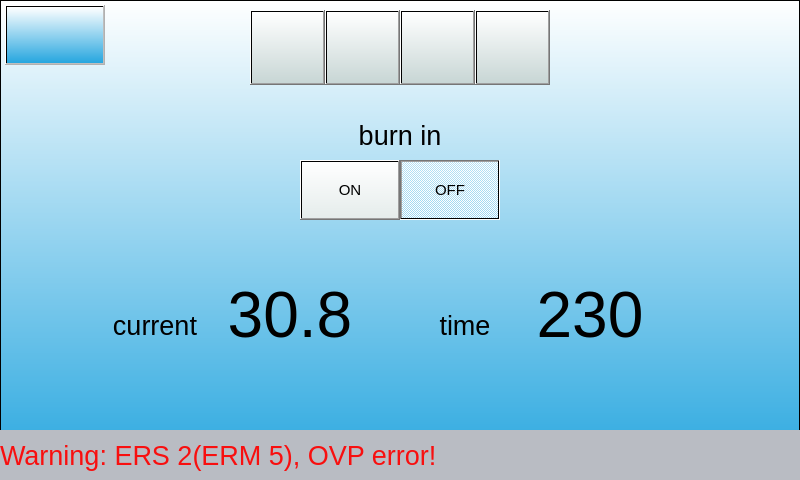
The window that mainwindow.ui (Keithsys730/ERC_UI_DEMO) describes before a commit, drawn with Qt 5.
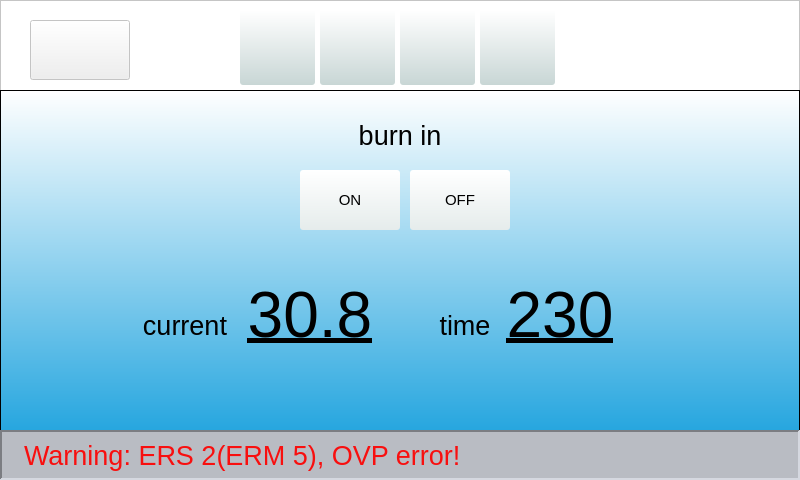
The same window after the commit. Icons and pictures are not drawn.

```diff
--- a/mainwindow.ui
+++ b/mainwindow.ui
@@ -49,7 +49,7 @@
    <widget class="QPushButton" name="settingButton">
     <property name="geometry">
      <rect>
-      <x>325</x>
+      <x>320</x>
       <y>10</y>
       <width>75</width>
       <height>75</height>
@@ -60,7 +60,8 @@
     </property>
     <property name="styleSheet">
      <string notr="true">image: url(:/buttonphotos/icon-setting.png);
-background-color: qlineargradient(spread:pad, x1:0, y1:1, x2:0, y2:0, stop:0 rgba(200, 214, 213, 255), stop:1 rgba(255, 255, 255, 255));</string>
+background-color: qlineargradient(spread:pad, x1:0, y1:1, x2:0, y2:0, stop:0 rgba(200, 214, 213, 255), stop:1 rgba(255, 255, 255, 255));
+border-radius:3px; </string>
     </property>
     <property name="text">
      <string/>
@@ -86,7 +87,8 @@
     </property>
     <property name="styleSheet">
      <string notr="true">image: url(:/buttonphotos/icon-data log.png);
-background-color: qlineargradient(spread:pad, x1:0, y1:1, x2:0, y2:0, stop:0 rgba(200, 214, 213, 255), stop:1 rgba(255, 255, 255, 255));</string>
+background-color: qlineargradient(spread:pad, x1:0, y1:1, x2:0, y2:0, stop:0 rgba(200, 214, 213, 255), stop:1 rgba(255, 255, 255, 255));
+border-radius:3px; </string>
     </property>
     <property name="text">
      <string/>
@@ -101,7 +103,7 @@
    <widget class="QPushButton" name="statusButton">
     <property name="geometry">
      <rect>
-      <x>250</x>
+      <x>240</x>
       <y>10</y>
       <width>75</width>
       <height>75</height>
@@ -112,7 +114,8 @@
     </property>
     <property name="styleSheet">
      <string notr="true">image: url(:/buttonphotos/icon-status.png);
-background-color: qlineargradient(spread:pad, x1:0, y1:1, x2:0, y2:0, stop:0 rgba(200, 214, 213, 255), stop:1 rgba(255, 255, 255, 255));</string>
+background-color: qlineargradient(spread:pad, x1:0, y1:1, x2:0, y2:0, stop:0 rgba(200, 214, 213, 255), stop:1 rgba(255, 255, 255, 255));
+border-radius:3px; </string>
     </property>
     <property name="text">
      <string/>
@@ -127,7 +130,7 @@
    <widget class="QPushButton" name="informationButton">
     <property name="geometry">
      <rect>
-      <x>475</x>
+      <x>480</x>
       <y>10</y>
       <width>75</width>
       <height>75</height>
@@ -138,7 +141,8 @@
     </property>
     <property name="styleSheet">
      <string notr="true">image: url(:/buttonphotos/icon-info.png);
-background-color: qlineargradient(spread:pad, x1:0, y1:1, x2:0, y2:0, stop:0 rgba(200, 214, 213, 255), stop:1 rgba(255, 255, 255, 255));</string>
+background-color: qlineargradient(spread:pad, x1:0, y1:1, x2:0, y2:0, stop:0 rgba(200, 214, 213, 255), stop:1 rgba(255, 255, 255, 255));
+border-radius:3px; </string>
     </property>
     <property name="text">
      <string/>
@@ -174,292 +178,6 @@
      <set>Qt::AlignCenter</set>
     </property>
    </widget>
-   <widget class="QPushButton" name="burnOnButton">
-    <property name="geometry">
-     <rect>
-      <x>300</x>
-      <y>160</y>
-      <width>100</width>
-      <height>60</height>
-     </rect>
-    </property>
-    <property name="palette">
-     <palette>
-      <active>
-       <colorrole role="Button">
-        <brush brushstyle="LinearGradientPattern">
-         <gradient startx="0.000000000000000" starty="1.000000000000000" endx="0.000000000000000" endy="0.000000000000000" type="LinearGradient" spread="PadSpread" coordinatemode="ObjectBoundingMode">
-          <gradientstop position="0.000000000000000">
-           <color alpha="255">
-            <red>229</red>
-            <green>236</green>
-            <blue>235</blue>
-           </color>
-          </gradientstop>
-          <gradientstop position="1.000000000000000">
-           <color alpha="255">
-            <red>255</red>
-            <green>255</green>
-            <blue>255</blue>
-           </color>
-          </gradientstop>
-         </gradient>
-        </brush>
-       </colorrole>
-       <colorrole role="Base">
-        <brush brushstyle="LinearGradientPattern">
-         <gradient startx="0.000000000000000" starty="1.000000000000000" endx="0.000000000000000" endy="0.000000000000000" type="LinearGradient" spread="PadSpread" coordinatemode="ObjectBoundingMode">
-          <gradientstop position="0.000000000000000">
-           <color alpha="255">
-            <red>229</red>
-            <green>236</green>
-            <blue>235</blue>
-           </color>
-          </gradientstop>
-          <gradientstop position="1.000000000000000">
-           <color alpha="255">
-            <red>255</red>
-            <green>255</green>
-            <blue>255</blue>
-           </color>
-          </gradientstop>
-         </gradient>
-        </brush>
-       </colorrole>
-       <colorrole role="Window">
-        <brush brushstyle="LinearGradientPattern">
-         <gradient startx="0.000000000000000" starty="1.000000000000000" endx="0.000000000000000" endy="0.000000000000000" type="LinearGradient" spread="PadSpread" coordinatemode="ObjectBoundingMode">
-          <gradientstop position="0.000000000000000">
-           <color alpha="255">
-            <red>229</red>
-            <green>236</green>
-            <blue>235</blue>
-           </color>
-          </gradientstop>
-          <gradientstop position="1.000000000000000">
-           <color alpha="255">
-            <red>255</red>
-            <green>255</green>
-            <blue>255</blue>
-           </color>
-          </gradientstop>
-         </gradient>
-        </brush>
-       </colorrole>
-       <colorrole role="Highlight">
-        <brush brushstyle="SolidPattern">
-         <color alpha="255">
-          <red>11</red>
-          <green>94</green>
-          <blue>241</blue>
-         </color>
-        </brush>
-       </colorrole>
-      </active>
-      <inactive>
-       <colorrole role="Button">
-        <brush brushstyle="LinearGradientPattern">
-         <gradient startx="0.000000000000000" starty="1.000000000000000" endx="0.000000000000000" endy="0.000000000000000" type="LinearGradient" spread="PadSpread" coordinatemode="ObjectBoundingMode">
-          <gradientstop position="0.000000000000000">
-           <color alpha="255">
-            <red>229</red>
-            <green>236</green>
-            <blue>235</blue>
-           </color>
-          </gradientstop>
-          <gradientstop position="1.000000000000000">
-           <color alpha="255">
-            <red>255</red>
-            <green>255</green>
-            <blue>255</blue>
-           </color>
-          </gradientstop>
-         </gradient>
-        </brush>
-       </colorrole>
-       <colorrole role="Base">
-        <brush brushstyle="LinearGradientPattern">
-         <gradient startx="0.000000000000000" starty="1.000000000000000" endx="0.000000000000000" endy="0.000000000000000" type="LinearGradient" spread="PadSpread" coordinatemode="ObjectBoundingMode">
-          <gradientstop position="0.000000000000000">
-           <color alpha="255">
-            <red>229</red>
-            <green>236</green>
-            <blue>235</blue>
-           </color>
-          </gradientstop>
-          <gradientstop position="1.000000000000000">
-           <color alpha="255">
-            <red>255</red>
-            <green>255</green>
-            <blue>255</blue>
-           </color>
-          </gradientstop>
-         </gradient>
-        </brush>
-       </colorrole>
-       <colorrole role="Window">
-        <brush brushstyle="LinearGradientPattern">
-         <gradient startx="0.000000000000000" starty="1.000000000000000" endx="0.000000000000000" endy="0.000000000000000" type="LinearGradient" spread="PadSpread" coordinatemode="ObjectBoundingMode">
-          <gradientstop position="0.000000000000000">
-           <color alpha="255">
-            <red>229</red>
-            <green>236</green>
-            <blue>235</blue>
-           </color>
-          </gradientstop>
-          <gradientstop position="1.000000000000000">
-           <color alpha="255">
-            <red>255</red>
-            <green>255</green>
-            <blue>255</blue>
-           </color>
-          </gradientstop>
-         </gradient>
-        </brush>
-       </colorrole>
-       <colorrole role="Highlight">
-        <brush brushstyle="SolidPattern">
-         <color alpha="255">
-          <red>11</red>
-          <green>94</green>
-          <blue>241</blue>
-         </color>
-        </brush>
-       </colorrole>
-      </inactive>
-      <disabled>
-       <colorrole role="Button">
-        <brush brushstyle="LinearGradientPattern">
-         <gradient startx="0.000000000000000" starty="1.000000000000000" endx="0.000000000000000" endy="0.000000000000000" type="LinearGradient" spread="PadSpread" coordinatemode="ObjectBoundingMode">
-          <gradientstop position="0.000000000000000">
-           <color alpha="255">
-            <red>229</red>
-            <green>236</green>
-            <blue>235</blue>
-           </color>
-          </gradientstop>
-          <gradientstop position="1.000000000000000">
-           <color alpha="255">
-            <red>255</red>
-            <green>255</green>
-            <blue>255</blue>
-           </color>
-          </gradientstop>
-         </gradient>
-        </brush>
-       </colorrole>
-       <colorrole role="Base">
-        <brush brushstyle="LinearGradientPattern">
-         <gradient startx="0.000000000000000" starty="1.000000000000000" endx="0.000000000000000" endy="0.000000000000000" type="LinearGradient" spread="PadSpread" coordinatemode="ObjectBoundingMode">
-          <gradientstop position="0.000000000000000">
-           <color alpha="255">
-            <red>229</red>
-            <green>236</green>
-            <blue>235</blue>
-           </color>
-          </gradientstop>
-          <gradientstop position="1.000000000000000">
-           <color alpha="255">
-            <red>255</red>
-            <green>255</green>
-            <blue>255</blue>
-           </color>
-          </gradientstop>
-         </gradient>
-        </brush>
-       </colorrole>
-       <colorrole role="Window">
-        <brush brushstyle="LinearGradientPattern">
-         <gradient startx="0.000000000000000" starty="1.000000000000000" endx="0.000000000000000" endy="0.000000000000000" type="LinearGradient" spread="PadSpread" coordinatemode="ObjectBoundingMode">
-          <gradientstop position="0.000000000000000">
-           <color alpha="255">
-            <red>229</red>
-            <green>236</green>
-            <blue>235</blue>
-           </color>
-          </gradientstop>
-          <gradientstop position="1.000000000000000">
-           <color alpha="255">
-            <red>255</red>
-            <green>255</green>
-            <blue>255</blue>
-           </color>
-          </gradientstop>
-         </gradient>
-        </brush>
-       </colorrole>
-       <colorrole role="Highlight">
-        <brush brushstyle="SolidPattern">
-         <color alpha="255">
-          <red>217</red>
-          <green>217</green>
-          <blue>217</blue>
-         </color>
-        </brush>
-       </colorrole>
-      </disabled>
-     </palette>
-    </property>
-    <property name="font">
-     <font>
-      <pointsize>11</pointsize>
-     </font>
-    </property>
-    <property name="focusPolicy">
-     <enum>Qt::NoFocus</enum>
-    </property>
-    <property name="styleSheet">
-     <string notr="true">background-color: qlineargradient(spread:pad, x1:0, y1:1, x2:0, y2:0, stop:0 rgba(229, 236, 235, 255), stop:1 rgba(255, 255, 255, 255));</string>
-    </property>
-    <property name="text">
-     <string>ON</string>
-    </property>
-    <property name="checkable">
-     <bool>true</bool>
-    </property>
-    <property name="checked">
-     <bool>false</bool>
-    </property>
-    <property name="autoExclusive">
-     <bool>true</bool>
-    </property>
-   </widget>
-   <widget class="QPushButton" name="burnOffButton">
-    <property name="geometry">
-     <rect>
-      <x>400</x>
-      <y>160</y>
-      <width>100</width>
-      <height>60</height>
-     </rect>
-    </property>
-    <property name="font">
-     <font>
-      <pointsize>11</pointsize>
-     </font>
-    </property>
-    <property name="focusPolicy">
-     <enum>Qt::NoFocus</enum>
-    </property>
-    <property name="styleSheet">
-     <string notr="true">background-color: qlineargradient(spread:pad, x1:0, y1:1, x2:0, y2:0, stop:0 rgba(229, 236, 235, 255), stop:1 rgba(255, 255, 255, 255));</string>
-    </property>
-    <property name="text">
-     <string>OFF</string>
-    </property>
-    <property name="checkable">
-     <bool>true</bool>
-    </property>
-    <property name="checked">
-     <bool>true</bool>
-    </property>
-    <property name="autoExclusive">
-     <bool>true</bool>
-    </property>
-    <property name="default">
-     <bool>false</bool>
-    </property>
-   </widget>
    <widget class="QLabel" name="statusLabel">
     <property name="enabled">
      <bool>false</bool>
@@ -481,8 +199,17 @@
      <string notr="true">background-color: rgb(185, 188, 195);
 color: rgb(248, 15, 15);</string>
     </property>
+    <property name="frameShape">
+     <enum>QFrame::Panel</enum>
+    </property>
+    <property name="frameShadow">
+     <enum>QFrame::Sunken</enum>
+    </property>
+    <property name="lineWidth">
+     <number>2</number>
+    </property>
     <property name="text">
-     <string>Warning: ERS 2(ERM 5), OVP error!</string>
+     <string>  Warning: ERS 2(ERM 5), OVP error!</string>
     </property>
     <property name="textFormat">
      <enum>Qt::AutoText</enum>
@@ -491,7 +218,7 @@
    <widget class="QLabel" name="modeLabel">
     <property name="geometry">
      <rect>
-      <x>110</x>
+      <x>140</x>
       <y>310</y>
       <width>90</width>
       <height>30</height>
@@ -515,7 +242,7 @@
    <widget class="QLabel" name="burnSetLabel">
     <property name="geometry">
      <rect>
-      <x>220</x>
+      <x>240</x>
       <y>260</y>
       <width>140</width>
       <height>110</height>
@@ -524,6 +251,7 @@
     <property name="font">
      <font>
       <pointsize>48</pointsize>
+      <underline>true</underline>
      </font>
     </property>
     <property name="text">
@@ -536,7 +264,7 @@
    <widget class="QLabel" name="burnTimeLabel">
     <property name="geometry">
      <rect>
-      <x>520</x>
+      <x>490</x>
       <y>260</y>
       <width>140</width>
       <height>110</height>
@@ -545,6 +273,7 @@
     <property name="font">
      <font>
       <pointsize>48</pointsize>
+      <underline>true</underline>
      </font>
     </property>
     <property name="text">
@@ -579,9 +308,9 @@
     <property name="geometry">
      <rect>
       <x>0</x>
-      <y>0</y>
+      <y>90</y>
       <width>800</width>
-      <height>480</height>
+      <height>341</height>
      </rect>
     </property>
     <property name="font">
@@ -601,39 +330,346 @@
     <property name="frameShadow">
      <enum>QFrame::Raised</enum>
     </property>
-    <widget class="QPushButton" name="returnMainButton">
-     <property name="enabled">
+    <widget class="QPushButton" name="burnOffButton">
+     <property name="geometry">
+      <rect>
+       <x>410</x>
+       <y>80</y>
+       <width>100</width>
+       <height>60</height>
+      </rect>
+     </property>
+     <property name="font">
+      <font>
+       <pointsize>11</pointsize>
+      </font>
+     </property>
+     <property name="focusPolicy">
+      <enum>Qt::NoFocus</enum>
+     </property>
+     <property name="styleSheet">
+      <string notr="true">border-radius:3px; 
+background-color: qlineargradient(spread:pad, x1:0, y1:1, x2:0, y2:0, stop:0 rgba(229, 236, 235, 255), stop:1 rgba(255, 255, 255, 255));</string>
+     </property>
+     <property name="text">
+      <string>OFF</string>
+     </property>
+     <property name="checkable">
+      <bool>true</bool>
+     </property>
+     <property name="checked">
+      <bool>true</bool>
+     </property>
+     <property name="autoExclusive">
+      <bool>true</bool>
+     </property>
+     <property name="default">
       <bool>false</bool>
      </property>
+    </widget>
+    <widget class="QPushButton" name="burnOnButton">
      <property name="geometry">
       <rect>
-       <x>5</x>
-       <y>5</y>
+       <x>300</x>
+       <y>80</y>
        <width>100</width>
        <height>60</height>
       </rect>
      </property>
+     <property name="palette">
+      <palette>
+       <active>
+        <colorrole role="Button">
+         <brush brushstyle="LinearGradientPattern">
+          <gradient startx="0.000000000000000" starty="1.000000000000000" endx="0.000000000000000" endy="0.000000000000000" type="LinearGradient" spread="PadSpread" coordinatemode="ObjectBoundingMode">
+           <gradientstop position="0.000000000000000">
+            <color alpha="255">
+             <red>229</red>
+             <green>236</green>
+             <blue>235</blue>
+            </color>
+           </gradientstop>
+           <gradientstop position="1.000000000000000">
+            <color alpha="255">
+             <red>255</red>
+             <green>255</green>
+             <blue>255</blue>
+            </color>
+           </gradientstop>
+          </gradient>
+         </brush>
+        </colorrole>
+        <colorrole role="Base">
+         <brush brushstyle="LinearGradientPattern">
+          <gradient startx="0.000000000000000" starty="1.000000000000000" endx="0.000000000000000" endy="0.000000000000000" type="LinearGradient" spread="PadSpread" coordinatemode="ObjectBoundingMode">
+           <gradientstop position="0.000000000000000">
+            <color alpha="255">
+             <red>229</red>
+             <green>236</green>
+             <blue>235</blue>
+            </color>
+           </gradientstop>
+           <gradientstop position="1.000000000000000">
+            <color alpha="255">
+             <red>255</red>
+             <green>255</green>
+             <blue>255</blue>
+            </color>
+           </gradientstop>
+          </gradient>
+         </brush>
+        </colorrole>
+        <colorrole role="Window">
+         <brush brushstyle="LinearGradientPattern">
+          <gradient startx="0.000000000000000" starty="1.000000000000000" endx="0.000000000000000" endy="0.000000000000000" type="LinearGradient" spread="PadSpread" coordinatemode="ObjectBoundingMode">
+           <gradientstop position="0.000000000000000">
+            <color alpha="255">
+             <red>229</red>
+             <green>236</green>
+             <blue>235</blue>
+            </color>
+           </gradientstop>
+           <gradientstop position="1.000000000000000">
+            <color alpha="255">
+             <red>255</red>
+             <green>255</green>
+             <blue>255</blue>
+            </color>
+           </gradientstop>
+          </gradient>
+         </brush>
+        </colorrole>
+        <colorrole role="Highlight">
+         <brush brushstyle="SolidPattern">
+          <color alpha="255">
+           <red>11</red>
+           <green>94</green>
+           <blue>241</blue>
+          </color>
+         </brush>
+        </colorrole>
+       </active>
+       <inactive>
+        <colorrole role="Button">
+         <brush brushstyle="LinearGradientPattern">
+          <gradient startx="0.000000000000000" starty="1.000000000000000" endx="0.000000000000000" endy="0.000000000000000" type="LinearGradient" spread="PadSpread" coordinatemode="ObjectBoundingMode">
+           <gradientstop position="0.000000000000000">
+            <color alpha="255">
+             <red>229</red>
+             <green>236</green>
+             <blue>235</blue>
+            </color>
+           </gradientstop>
+           <gradientstop position="1.000000000000000">
+            <color alpha="255">
+             <red>255</red>
+             <green>255</green>
+             <blue>255</blue>
+            </color>
+           </gradientstop>
+          </gradient>
+         </brush>
+        </colorrole>
+        <colorrole role="Base">
+         <brush brushstyle="LinearGradientPattern">
+          <gradient startx="0.000000000000000" starty="1.000000000000000" endx="0.000000000000000" endy="0.000000000000000" type="LinearGradient" spread="PadSpread" coordinatemode="ObjectBoundingMode">
+           <gradientstop position="0.000000000000000">
+            <color alpha="255">
+             <red>229</red>
+             <green>236</green>
+             <blue>235</blue>
+            </color>
+           </gradientstop>
+           <gradientstop position="1.000000000000000">
+            <color alpha="255">
+             <red>255</red>
+             <green>255</green>
+             <blue>255</blue>
+            </color>
+           </gradientstop>
+          </gradient>
+         </brush>
+        </colorrole>
+        <colorrole role="Window">
+         <brush brushstyle="LinearGradientPattern">
+          <gradient startx="0.000000000000000" starty="1.000000000000000" endx="0.000000000000000" endy="0.000000000000000" type="LinearGradient" spread="PadSpread" coordinatemode="ObjectBoundingMode">
+           <gradientstop position="0.000000000000000">
+            <color alpha="255">
+             <red>229</red>
+             <green>236</green>
+             <blue>235</blue>
+            </color>
+           </gradientstop>
+           <gradientstop position="1.000000000000000">
+            <color alpha="255">
+             <red>255</red>
+             <green>255</green>
+             <blue>255</blue>
+            </color>
+           </gradientstop>
+          </gradient>
+         </brush>
+        </colorrole>
+        <colorrole role="Highlight">
+         <brush brushstyle="SolidPattern">
+          <color alpha="255">
+           <red>11</red>
+           <green>94</green>
+           <blue>241</blue>
+          </color>
+         </brush>
+        </colorrole>
+       </inactive>
+       <disabled>
+        <colorrole role="Button">
+         <brush brushstyle="LinearGradientPattern">
+          <gradient startx="0.000000000000000" starty="1.000000000000000" endx="0.000000000000000" endy="0.000000000000000" type="LinearGradient" spread="PadSpread" coordinatemode="ObjectBoundingMode">
+           <gradientstop position="0.000000000000000">
+            <color alpha="255">
+             <red>229</red>
+             <green>236</green>
+             <blue>235</blue>
+            </color>
+           </gradientstop>
+           <gradientstop position="1.000000000000000">
+            <color alpha="255">
+             <red>255</red>
+             <green>255</green>
+             <blue>255</blue>
+            </color>
+           </gradientstop>
+          </gradient>
+         </brush>
+        </colorrole>
+        <colorrole role="Base">
+         <brush brushstyle="LinearGradientPattern">
+          <gradient startx="0.000000000000000" starty="1.000000000000000" endx="0.000000000000000" endy="0.000000000000000" type="LinearGradient" spread="PadSpread" coordinatemode="ObjectBoundingMode">
+           <gradientstop position="0.000000000000000">
+            <color alpha="255">
+             <red>229</red>
+             <green>236</green>
+             <blue>235</blue>
+            </color>
+           </gradientstop>
+           <gradientstop position="1.000000000000000">
+            <color alpha="255">
+             <red>255</red>
+             <green>255</green>
+             <blue>255</blue>
+            </color>
+           </gradientstop>
+          </gradient>
+         </brush>
+        </colorrole>
+        <colorrole role="Window">
+         <brush brushstyle="LinearGradientPattern">
+          <gradient startx="0.000000000000000" starty="1.000000000000000" endx="0.000000000000000" endy="0.000000000000000" type="LinearGradient" spread="PadSpread" coordinatemode="ObjectBoundingMode">
+           <gradientstop position="0.000000000000000">
+            <color alpha="255">
+             <red>229</red>
+             <green>236</green>
+             <blue>235</blue>
+            </color>
+           </gradientstop>
+           <gradientstop position="1.000000000000000">
+            <color alpha="255">
+             <red>255</red>
+             <green>255</green>
+             <blue>255</blue>
+            </color>
+           </gradientstop>
+          </gradient>
+         </brush>
+        </colorrole>
+        <colorrole role="Highlight">
+         <brush brushstyle="SolidPattern">
+          <color alpha="255">
+           <red>217</red>
+           <green>217</green>
+           <blue>217</blue>
+          </color>
+         </brush>
+        </colorrole>
+       </disabled>
+      </palette>
+     </property>
+     <property name="font">
+      <font>
+       <pointsize>11</pointsize>
+      </font>
+     </property>
+     <property name="focusPolicy">
+      <enum>Qt::NoFocus</enum>
+     </property>
      <property name="styleSheet">
-      <string notr="true">border-image: url(:/buttonphotos/Meanwell.png);</string>
+      <string notr="true">border-radius:3px; 
+background-color: qlineargradient(spread:pad, x1:0, y1:1, x2:0, y2:0, stop:0 rgba(229, 236, 235, 255), stop:1 rgba(255, 255, 255, 255));</string>
      </property>
      <property name="text">
-      <string/>
+      <string>ON</string>
      </property>
+     <property name="checkable">
+      <bool>true</bool>
+     </property>
+     <property name="checked">
+      <bool>false</bool>
+     </property>
+     <property name="autoExclusive">
+      <bool>true</bool>
+     </property>
     </widget>
    </widget>
+   <widget class="QPushButton" name="returnMainButton">
+    <property name="enabled">
+     <bool>false</bool>
+    </property>
+    <property name="geometry">
+     <rect>
+      <x>30</x>
+      <y>20</y>
+      <width>100</width>
+      <height>60</height>
+     </rect>
+    </property>
+    <property name="styleSheet">
+     <string notr="true">border-image: url(:/buttonphotos/Meanwell.png);</string>
+    </property>
+    <property name="text">
+     <string/>
+    </property>
+   </widget>
+   <widget class="QFrame" name="baseToprame">
+    <property name="geometry">
+     <rect>
+      <x>0</x>
+      <y>0</y>
+      <width>800</width>
+      <height>91</height>
+     </rect>
+    </property>
+    <property name="styleSheet">
+     <string notr="true">background-color: rgb(255, 255, 255);</string>
+    </property>
+    <property name="frameShape">
+     <enum>QFrame::StyledPanel</enum>
+    </property>
+    <property name="frameShadow">
+     <enum>QFrame::Raised</enum>
+    </property>
+   </widget>
+   <zorder>baseToprame</zorder>
    <zorder>baseFrame</zorder>
    <zorder>settingButton</zorder>
    <zorder>logButton</zorder>
    <zorder>statusButton</zorder>
    <zorder>informationButton</zorder>
    <zorder>burnLabel</zorder>
-   <zorder>burnOnButton</zorder>
-   <zorder>burnOffButton</zorder>
    <zorder>statusLabel</zorder>
    <zorder>modeLabel</zorder>
    <zorder>burnSetLabel</zorder>
    <zorder>burnTimeLabel</zorder>
    <zorder>timeLabel_3</zorder>
+   <zorder>returnMainButton</zorder>
   </widget>
  </widget>
  <layoutdefault spacing="6" margin="11"/>
```
